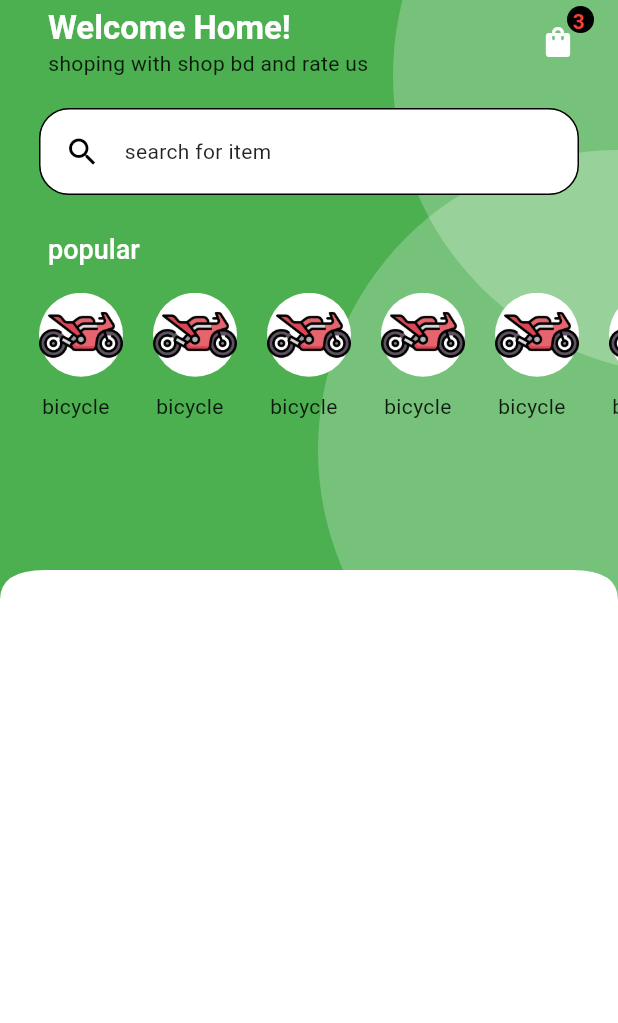
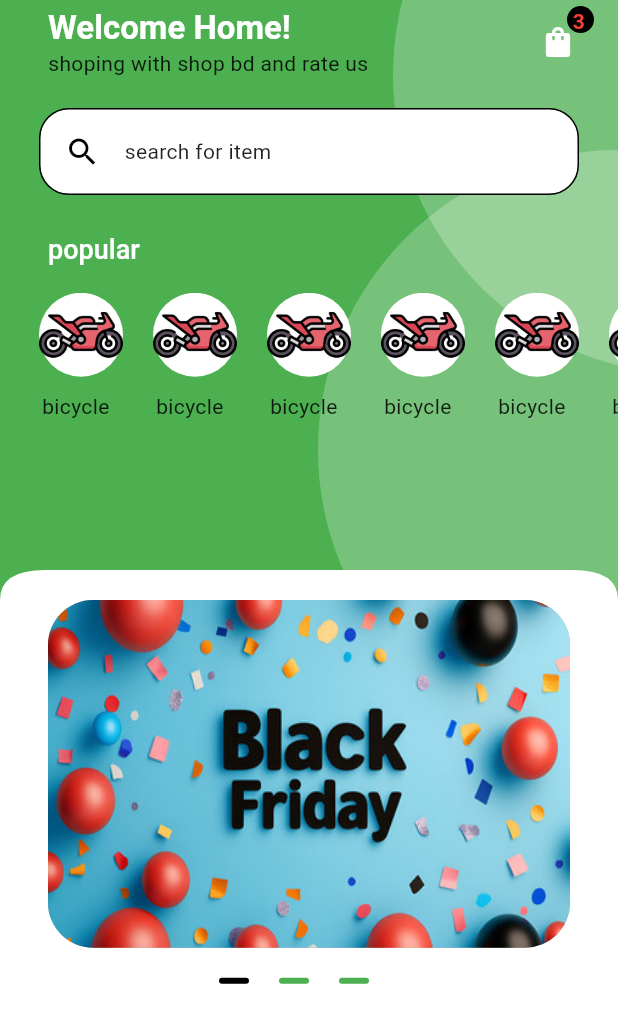
Before and after one commit to hrikhan/shop_bd, a Flutter app: the HomeScreen screen opened directly, on a phone screen of 412 x 824 dp. Shown: the top 1023 px of the screen. Run offline on Flutter 3.47's test engine with Material 3 defaults, Android fonts, the phone set to English and light mode, and no system bars; drawn by our look-alikes of carousel_slider; our stand-ins replace get, smooth_page_indicator.

Commit message:
promo slider adding

```diff
--- a/lib/common/widgets/container/cicular_container.dart
+++ b/lib/common/widgets/container/cicular_container.dart
@@ -8,9 +8,13 @@ class circular_container extends StatelessWidget {
     this.redius = 400,
     this.child,
     this.backgroundcolor = Colors.white,
+    this.margin,
+    this.padding = 0,
   });
   final double? height;
   final double? width;
+  final EdgeInsets? margin;
+  final double padding;
   final double redius;
   final Widget? child;
   final Color backgroundcolor;
@@ -18,9 +22,10 @@ class circular_container extends StatelessWidget {
   @override
   Widget build(BuildContext context) {
     return Container(
+      margin: margin,
       width: height,
       height: width,
-      padding: EdgeInsets.all(0),
+      padding: EdgeInsets.all(padding),
       decoration: BoxDecoration(
           borderRadius: BorderRadius.circular(redius), color: backgroundcolor),
       child: child,
--- a/lib/common/widgets/container/primary_header_container.dart
+++ b/lib/common/widgets/container/primary_header_container.dart
@@ -24,7 +24,7 @@ class header_container extends StatelessWidget {
               Stack(
             children: [
               //background custom shapex
-              Positioned(
+            const  Positioned(
                 top: -150,
                 right: -250,
                 child: circular_container(
--- /dev/null
+++ b/lib/common/widgets/custom_shape/rounded_image.dart
@@ -0,0 +1,58 @@
+import 'package:flutter/material.dart';
+import 'package:shop_bd/utils/constant/image.dart';
+import 'package:shop_bd/utils/constant/size.dart';
+
+class rounded_image extends StatelessWidget {
+  const rounded_image({
+    super.key,
+    this.height,
+    this.width,
+    required this.imageurl,
+    this.applyimageredius = true,
+    this.border,
+    this.fit = BoxFit.fill,
+    this.padding = AppSizes.defaultpaddingspae,
+    this.networkimage = false,
+    this.onpressed,
+    this.borderredeious = 30,
+  });
+  final double? height, width;
+  final String imageurl;
+  final bool applyimageredius;
+  final BoxBorder? border;
+  final BoxFit? fit;
+  final double? padding;
+  final bool networkimage;
+  final VoidCallback? onpressed;
+  final double borderredeious;
+
+  @override
+  Widget build(BuildContext context) {
+    return GestureDetector(
+      onTap: onpressed,
+      child: Padding(
+        padding:
+            const EdgeInsets.symmetric(horizontal: AppSizes.defaultpaddingspae),
+        child: Container(
+          height: height,
+          width: width,
+          decoration: BoxDecoration(
+            borderRadius: BorderRadius.circular(borderredeious),
+            color: Colors.grey,
+          ),
+          child: ClipRRect(
+            borderRadius: applyimageredius
+                ? BorderRadius.circular(borderredeious)
+                : BorderRadius.zero,
+            child: Image(
+              image: networkimage
+                  ? NetworkImage(imageurl)
+                  : AssetImage(imageurl) as ImageProvider,
+              fit: BoxFit.fill,
+            ),
+          ),
+        ),
+      ),
+    );
+  }
+}
--- /dev/null
+++ b/lib/features/shop/controller/home_controller.dart
@@ -0,0 +1,10 @@
+import 'package:get/get.dart';
+
+class HomeController extends GetxController {
+  static HomeController get instance => Get.find();
+  final carosal_slider_current_index = 0.obs;
+  void updatepageindicator(index) {
+    carosal_slider_current_index.value = index;
+
+  }
+}
--- a/lib/features/shop/screens/home_screen.dart
+++ b/lib/features/shop/screens/home_screen.dart
@@ -1,12 +1,15 @@
+import 'package:carousel_slider/carousel_slider.dart';
 import 'package:flutter/material.dart';
+import 'package:shop_bd/common/widgets/container/cicular_container.dart';
 
 import 'package:shop_bd/common/widgets/container/primary_header_container.dart';
-import 'package:shop_bd/common/widgets/custom_shape/cicular_contianeer.dart';
+
+import 'package:shop_bd/common/widgets/custom_shape/rounded_image.dart';
 import 'package:shop_bd/common/widgets/reuse_widgets/heading_text.dart';
+import 'package:shop_bd/features/authintication/screen/login_screen.dart';
 import 'package:shop_bd/features/shop/screens/home_screen_widget.dart/catagories.dart';
+import 'package:shop_bd/features/shop/screens/home_screen_widget.dart/promoSlider.dart';
 import 'package:shop_bd/features/shop/screens/home_screen_widget.dart/searchbar_widgets.dart';
-import 'package:shop_bd/utils/constant/image.dart';
-
 import 'package:shop_bd/utils/constant/size.dart';
 import 'package:shop_bd/utils/device/deviceutils/deviceutils.dart';
 import 'package:shop_bd/utils/helper/helper_funtion.dart';
@@ -27,15 +30,15 @@ class HomeScreen extends StatelessWidget {
                   //appbar
                   Column(
                 children: [
-                  home_appbar(),
+                  const home_appbar(),
 
                   //spacing
-                  SizedBox(
+                  const SizedBox(
                     height: AppSizes.spacebetweenitem,
                   ),
 
                   //searchbar
-                  custom_searchbar_widgets(
+                  const custom_searchbar_widgets(
                     icons: Icons.search,
                     text: "search for item",
                     showborder: true,
@@ -45,7 +48,7 @@ class HomeScreen extends StatelessWidget {
                     height: DeviceUtils.screenHeight(context) * 0.03,
                   ),
 
-                  Padding(
+                  const Padding(
                     padding: EdgeInsets.only(left: AppSizes.defaultpaddingspae),
                     child: Column(
                       children: [
@@ -62,12 +65,26 @@ class HomeScreen extends StatelessWidget {
                   ),
 
                   //catagories
-                  Padding(
-                    padding: const EdgeInsets.only(left: AppSizes.defaultsize),
+                  const Padding(
+                    padding: EdgeInsets.only(left: AppSizes.defaultsize),
                     child: home_catagories(),
                   ),
                 ],
               ),
+            ),
+
+            //body
+            //for showing bannnar using carousal slider
+            const Column(
+              children: [
+                promoSlider(
+                  bannars: [
+                    'assets/bannars/240_F_933318686_4zmM2AuA7miPrqxlGF50jY4cXzMH4kdr.jpg',
+                    'assets/bannars/240_F_314289672_yEQMeEM4k2Z80wAeJmr0BQM01ajOPhVD.jpg',
+                    'assets/bannars/WhatsApp Image 2024-11-04 at 14.29.09_5f16a33e.jpg'
+                  ],
+                ),
+              ],
             ),
           ],
         ),
--- /dev/null
+++ b/lib/features/shop/screens/home_screen_widget.dart/promoSlider.dart
@@ -0,0 +1,59 @@
+import 'package:carousel_slider/carousel_options.dart';
+import 'package:carousel_slider/carousel_slider.dart';
+import 'package:flutter/material.dart';
+import 'package:get/get.dart';
+import 'package:shop_bd/common/widgets/container/cicular_container.dart';
+import 'package:shop_bd/common/widgets/custom_shape/rounded_image.dart';
+import 'package:shop_bd/features/shop/controller/home_controller.dart';
+import 'package:shop_bd/utils/constant/colors.dart';
+import 'package:shop_bd/utils/constant/size.dart';
+
+class promoSlider extends StatelessWidget {
+  const promoSlider({
+    super.key,
+    required this.bannars,
+  });
+  final List<String> bannars;
+
+  @override
+  Widget build(BuildContext context) {
+    final controllar = Get.put(HomeController());
+    return Column(children: [
+      CarouselSlider(
+        items: bannars
+            .map((url) => rounded_image(
+                  imageurl: url,
+
+                ))
+            .toList(),
+        options: CarouselOptions(
+          autoPlay: true,
+          viewportFraction: 1,
+          onPageChanged: (index, _) => {controllar.updatepageindicator(index)},
+        ),
+      ),
+      SizedBox(
+        height: 20,
+      ),
+      Padding(
+        padding: const EdgeInsets.symmetric(horizontal: AppSizes.defaultsize),
+        child: Obx(
+          () => Row(
+            mainAxisAlignment: MainAxisAlignment.center,
+            children: [
+              for (int i = 0; i < 3; i++)
+                circular_container(
+                    height: 20,
+                    width: 4,
+                    backgroundcolor:
+                        controllar.carosal_slider_current_index.value == i
+                            ? Colors.black
+                            : ShopColors.primaryColor,
+                    margin: EdgeInsets.only(right: 20)),
+            ],
+          ),
+        ),
+      ),
+    ]);
+  }
+}
--- a/pubspec.yaml
+++ b/pubspec.yaml
@@ -41,6 +41,7 @@ dependencies:
   get_storage: ^2.1.1
   flutter_native_splash: ^2.4.2
   smooth_page_indicator: ^1.2.0+3
+  carousel_slider: ^5.0.0
 
 dev_dependencies:
   flutter_test:
@@ -70,6 +71,7 @@ flutter:
     - assets/logo/
     - assets/animation/
     - assets/catagory_image/
+    - assets/bannars/
   # An image asset can refer to one or more resolution-specific "variants", see
   # https://flutter.dev/to/resolution-aware-images
 
```
Also changed, not shown: assets/bannars/240_F_314289672_yEQMeEM4k2Z80wAeJmr0BQM01ajOPhVD.jpg (added), assets/bannars/240_F_933318686_4zmM2AuA7miPrqxlGF50jY4cXzMH4kdr.jpg (added), assets/bannars/57694.jpg (added), assets/bannars/images.jpeg (added), lib/features/shop/screens/home_screen_widget.dart/promo_slider.dart (added), pubspec.lock, 1 other file.
